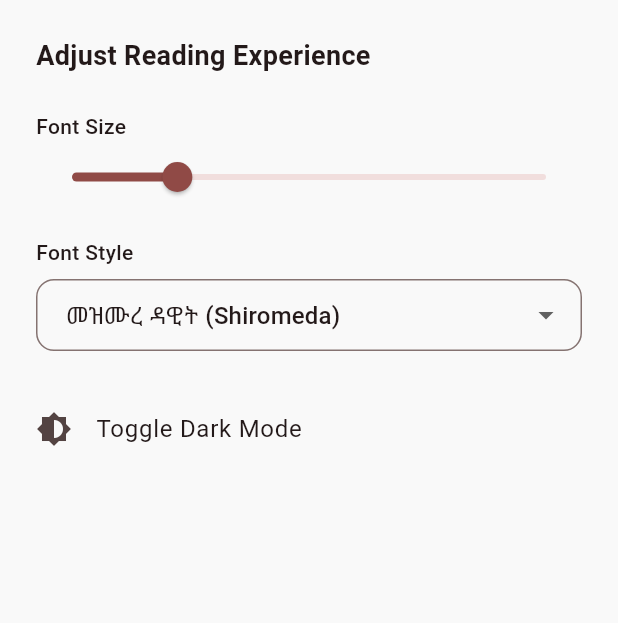
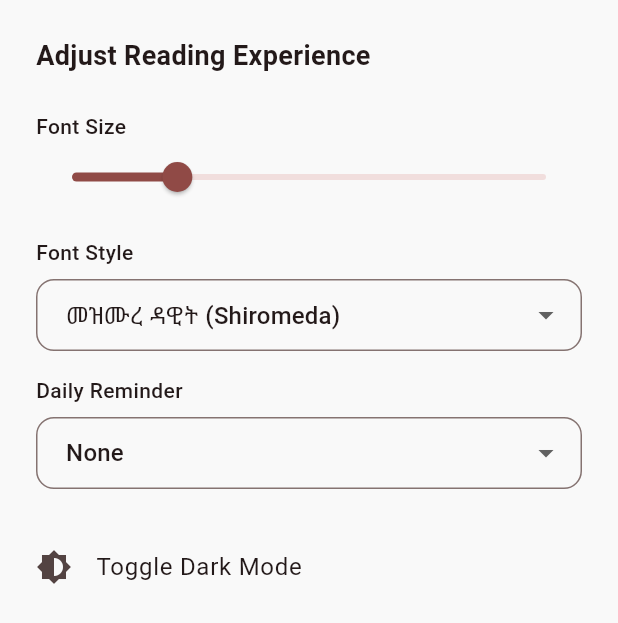
Before and after one commit to EOTCOpenSource/mezmuredawit, a Flutter app: the SettingsSheet widget shown alone on an empty page, opened directly, on a phone screen of 412 x 824 dp. Shown: the top 623 px of the screen. Run offline on Flutter 3.47's test engine with Material 3 defaults, Android fonts, the phone set to English and light mode, and no system bars; our stand-ins replace flutter_local_notifications, shared_preferences, timezone; accounts and stored records are empty; Roboto replaces fonts that are missing (Shiromeda).

Commit message:
feat: integrate flutter_local_notifications to enable daily prayer reminders

```diff
--- a/lib/main.dart
+++ b/lib/main.dart
@@ -1,10 +1,12 @@
 import 'package:flutter/material.dart';
 import 'providers/app_state.dart';
+import 'services/notification_service.dart';
 import 'ui/home_page.dart';
 
 void main() async {
   WidgetsFlutterBinding.ensureInitialized();
   await initAppState();
+  await NotificationService.init();
   runApp(const PrayerApp());
 }
 
--- a/lib/ui/widgets/settings_sheet.dart
+++ b/lib/ui/widgets/settings_sheet.dart
@@ -1,12 +1,13 @@
 import 'package:flutter/material.dart';
 import '../../providers/app_state.dart';
+import '../../services/notification_service.dart';
 
 class SettingsSheet extends StatelessWidget {
   const SettingsSheet({Key? key}) : super(key: key);
 
   @override
   Widget build(BuildContext context) {
-    return Padding(
+    return SingleChildScrollView(
       padding: const EdgeInsets.all(24.0),
       child: Column(
         mainAxisSize: MainAxisSize.min,
@@ -60,6 +61,41 @@ class SettingsSheet extends StatelessWidget {
               );
             },
           ),
+          const SizedBox(height: 16),
+          const Text("Daily Reminder", style: TextStyle(fontWeight: FontWeight.w500)),
+          const SizedBox(height: 8),
+          ValueListenableBuilder<String>(
+            valueListenable: notificationPrefNotifier,
+            builder: (context, currentPref, _) {
+              return DropdownButtonFormField<String>(
+                value: currentPref,
+                decoration: InputDecoration(
+                  contentPadding: const EdgeInsets.symmetric(horizontal: 16, vertical: 8),
+                  border: OutlineInputBorder(
+                    borderRadius: BorderRadius.circular(12),
+                  ),
+                ),
+                isExpanded: true,
+                items: const [
+                  DropdownMenuItem(value: 'None', child: Text('None')),
+                  DropdownMenuItem(value: 'Morning', child: Text('Morning (6:00 AM)')),
+                  DropdownMenuItem(value: 'Evening', child: Text('Evening (6:00 PM)')),
+                ],
+                onChanged: (String? newPref) {
+                  if (newPref != null) {
+                    notificationPrefNotifier.value = newPref;
+                    if (newPref == 'None') {
+                      NotificationService.cancelAll();
+                    } else if (newPref == 'Morning') {
+                      NotificationService.scheduleDailyPrayerReminder(const TimeOfDay(hour: 6, minute: 0));
+                    } else if (newPref == 'Evening') {
+                      NotificationService.scheduleDailyPrayerReminder(const TimeOfDay(hour: 18, minute: 0));
+                    }
+                  }
+                },
+              );
+            },
+          ),
           const SizedBox(height: 24),
           ListTile(
             contentPadding: EdgeInsets.zero,
--- a/pubspec.yaml
+++ b/pubspec.yaml
@@ -35,6 +35,8 @@ dependencies:
   # Use with the CupertinoIcons class for iOS style icons.
   cupertino_icons: ^1.0.8
   shared_preferences: ^2.5.5
+  flutter_local_notifications: ^21.0.0
+  timezone: ^0.11.0
 
 dev_dependencies:
   flutter_test:
```
Also changed, not shown: lib/providers/app_state.dart (+10 -0 lines), lib/services/notification_service.dart (added, +85 -0 lines), pubspec.lock, 5 other files.
